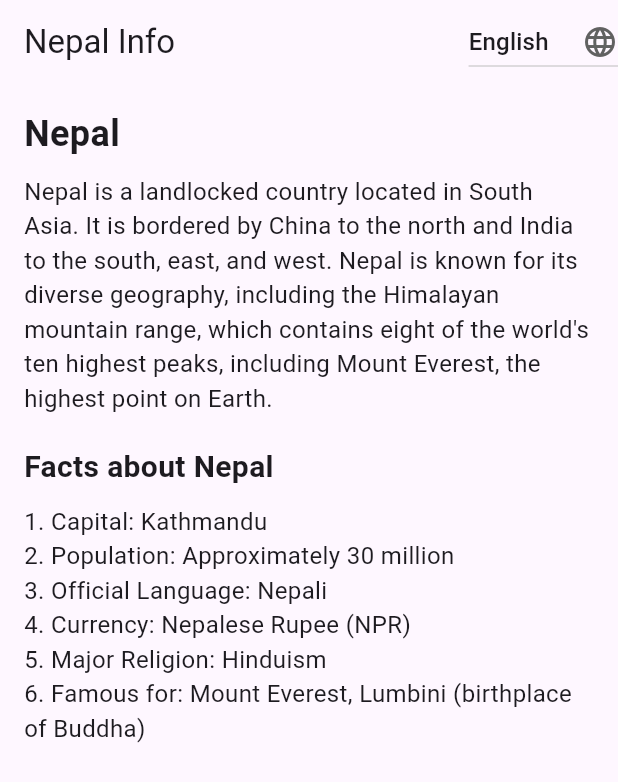
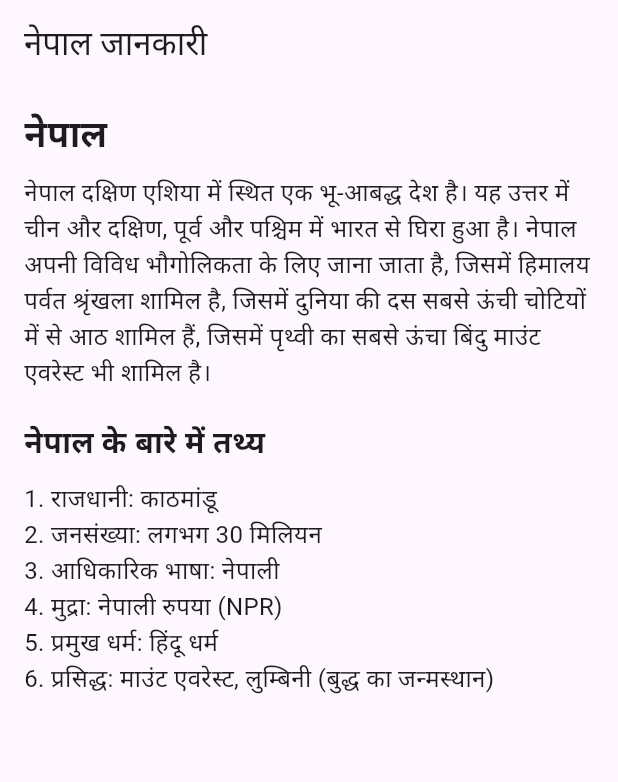
Before and after one commit to codersantoshadhikari/Localization-MultiLanguage, a Flutter app: the screen it shows after launch, on a phone screen of 412 x 824 dp. Shown: the top 782 px of the screen. Run offline on Flutter 3.47's test engine with Material 3 defaults, Android fonts, the phone set to English and light mode, and no system bars; our stand-ins replace i18n_extension.

Commit message:
Problem solved

```diff
--- /dev/null
+++ b/lib/core/language.i18n.dart
@@ -0,0 +1,54 @@
+import 'package:i18n_extension/i18n_extension.dart';
+
+extension Localization on String {
+  static final _t = Translations.byText('en_us') +
+      {
+        "en_us": "Nepal Info",
+        "hi_in": "नेपाल जानकारी",
+        "es_es": "Información de Nepal",
+        "ja_jp": "ネパール情報",
+        "pt_pt": "Informações do Nepal",
+
+      }
+  +
+  {
+    "en_us": "Nepal",
+    "hi_in": "नेपाल",
+    "es_es": "Nepal",
+    "ja_jp": "ネパール",
+    "pt_pt": "Nepal",
+  } +
+  {
+   "en_us":
+        "Nepal is a landlocked country located in South Asia. It is bordered by China to the north and India to the south, east, and west. Nepal is known for its diverse geography, including the Himalayan mountain range, which contains eight of the world's ten highest peaks, including Mount Everest, the highest point on Earth.",
+    "hi_in":
+        "नेपाल दक्षिण एशिया में स्थित एक भू-आबद्ध देश है। यह उत्तर में चीन और दक्षिण, पूर्व और पश्चिम में भारत से घिरा हुआ है। नेपाल अपनी विविध भौगोलिकता के लिए जाना जाता है, जिसमें हिमालय पर्वत श्रृंखला शामिल है, जिसमें दुनिया की दस सबसे ऊंची चोटियों में से आठ शामिल हैं, जिसमें पृथ्वी का सबसे ऊंचा बिंदु माउंट एवरेस्ट भी शामिल है।",
+    "es_es":
+        "Nepal es un país sin salida al mar ubicado en el sur de Asia. Limita con China al norte y con India al sur, este y oeste. Nepal es conocido por su geografía diversa, que incluye la cordillera del Himalaya, que contiene ocho de los diez picos más altos del mundo, incluido el Monte Everest, el punto más alto de la Tierra.",
+    "ja_jp":
+        "ネパールは南アジアに位置する内陸国です。北は中国、南、東、西はインドと接しています。ネパールは多様な地理で知られており、世界の10の最高峰のうち8つを含むヒマラヤ山脈があります。その中には地球上で最も高い地点であるエベレスト山も含まれています。",
+     "pt_pt":
+        "O Nepal é um país sem litoral localizado no sul da Ásia. Faz fronteira com a China ao norte e com a Índia ao sul, leste e oeste. O Nepal é conhecido por sua geografia diversificada, incluindo a cordilheira do Himalaia, que contém oito dos dez picos mais altos do mundo, incluindo o Monte Everest, o ponto mais alto da Terra.",
+  } +
+  {
+    "en_us": "Facts about Nepal",
+    "hi_in": "नेपाल के बारे में तथ्य",
+    "es_es": "Datos sobre Nepal",
+    "ja_jp": "ネパールについての事実",
+    "pt_pt": "Fatos sobre o Nepal",
+  } +
+  {
+    "en_us":
+        "1. Capital: Kathmandu\n2. Population: Approximately 30 million\n3. Official Language: Nepali\n4. Currency: Nepalese Rupee (NPR)\n5. Major Religion: Hinduism\n6. Famous for: Mount Everest, Lumbini (birthplace of Buddha)",
+    "hi_in":
+        "1. राजधानी: काठमांडू\n2. जनसंख्या: लगभग 30 मिलियन\n3. आधिकारिक भाषा: नेपाली\n4. मुद्रा: नेपाली रुपया (NPR)\n5. प्रमुख धर्म: हिंदू धर्म\n6. प्रसिद्ध: माउंट एवरेस्ट, लुम्बिनी (बुद्ध का जन्मस्थान)",
+    "es_es":
+        "1. Capital: Katmandú\n2. Población: Aproximadamente 30 millones\n3. Idioma oficial: nepalí\n4. Moneda: Rupia nepalí (NPR)\n5. Religión principal: Hinduismo\n6. Famoso por: Monte Everest, Lumbini (lugar de nacimiento de Buda)",
+    "ja_jp":
+        "1. 首都: カトマンズ\n2. 人口: 約3000万人\n3. 公用語: ネパール語\n4. 通貨: ネパールルピー（NPR）\n5. 主要宗教: ヒンドゥー教\n6. 有名: エベレスト山、ルンビニ（仏陀の生誕地）",
+    "pt_pt":
+        "1. Capital: Catmandu\n2. População: Aproximadamente 30 milhões\n3. Idioma oficial: Nepali\n4. Moeda: Rúpia nepalesa (NPR)\n5. Principal religião: Hinduísmo\n6. Famoso por: Monte Everest, Lumbini (local de nascimento de Buda)",
+  };
+
+  String get i18n => localize(this, _t);
+}
--- a/lib/home_screen.dart
+++ b/lib/home_screen.dart
@@ -1,5 +1,5 @@
 import 'package:flutter/material.dart';
-import 'package:i18n_extension/default.i18n.dart';
+import 'package:myapp/core/language.i18n.dart';
 
 import 'main.dart';
 
@@ -17,7 +17,7 @@ class MyHomePageState extends State<MyHomePage> {
     setState(() {
       _locale = locale;
       // Change the app locale
-      MyApp.setLocale(context, _locale);
+      // MyApp.setLocale(context, _locale);
     });
   }
 
@@ -26,39 +26,39 @@ class MyHomePageState extends State<MyHomePage> {
     return Scaffold(
       appBar: AppBar(
         title: Text('Nepal Info'.i18n),
-        actions: [
-          DropdownButton<Locale>(
-            value: _locale,
-            icon: const Icon(Icons.language),
-            onChanged: (Locale? newLocale) {
-              if (newLocale != null) {
-                _changeLanguage(newLocale);
-              }
-            },
-            items: const [
-              DropdownMenuItem(
-                value: Locale('en', 'US'),
-                child: Text('English'),
-              ),
-              DropdownMenuItem(
-                value: Locale('hi', 'IN'),
-                child: Text('हिंदी'),
-              ),
-              DropdownMenuItem(
-                value: Locale('es', 'ES'),
-                child: Text('Español'),
-              ),
-              DropdownMenuItem(
-                value: Locale('ja', 'JP'),
-                child: Text('日本語'),
-              ),
-              DropdownMenuItem(
-                value: Locale('pt', 'PT'),
-                child: Text('Português'),
-              ),
-            ],
-          ),
-        ],
+        // actions: [
+        //   DropdownButton<Locale>(
+        //     value: _locale,
+        //     icon: const Icon(Icons.language),
+        //     onChanged: (Locale? newLocale) {
+        //       if (newLocale != null) {
+        //         _changeLanguage(newLocale);
+        //       }
+        //     },
+        //     items: const [
+        //       DropdownMenuItem(
+        //         value: Locale('en', 'US'),
+        //         child: Text('English'),
+        //       ),
+        //       DropdownMenuItem(
+        //         value: Locale('hi', 'IN'),
+        //         child: Text('हिंदी'),
+        //       ),
+        //       DropdownMenuItem(
+        //         value: Locale('es', 'ES'),
+        //         child: Text('Español'),
+        //       ),
+        //       DropdownMenuItem(
+        //         value: Locale('ja', 'JP'),
+        //         child: Text('日本語'),
+        //       ),
+        //       DropdownMenuItem(
+        //         value: Locale('pt', 'PT'),
+        //         child: Text('Português'),
+        //       ),
+        //     ],
+        //   ),
+        // ],
       ),
       body: ListView(
         padding: const EdgeInsets.all(16.0),
--- a/lib/generated/l10n.dart
+++ b/lib/language.i18n.dart
@@ -1,7 +1,8 @@
 import 'package:i18n_extension/i18n_extension.dart';
 
 extension Localization on String {
-  static final _t = Translations.byLocale("en_US") +
+  static final _t = Translations.byText('en_us') +
+
       {
         "en_US": "Nepal Info",
         "hi_IN": "नेपाल जानकारी",
--- a/lib/main.dart
+++ b/lib/main.dart
@@ -1,50 +1,33 @@
 import 'package:flutter/material.dart';
 import 'package:flutter_localizations/flutter_localizations.dart';
+import 'package:i18n_extension/i18n_extension.dart';
 import 'home_screen.dart';
 
 void main() {
-  runApp(const MyApp());
+  runApp(I18n(initialLocale: const Locale('hi', 'IN'), child: const MyApp()));
 }
 
-class MyApp extends StatefulWidget {
+class MyApp extends StatelessWidget {
   const MyApp({super.key});
-
-  static void setLocale(BuildContext context, Locale newLocale) {
-    _MyAppState? state = context.findAncestorStateOfType<_MyAppState>();
-    state?.setLocale(newLocale);
-  }
-
-  @override
-  _MyAppState createState() => _MyAppState();
-}
-
-class _MyAppState extends State<MyApp> {
-  Locale _locale = const Locale('en', 'US');
-
-  void setLocale(Locale locale) {
-    setState(() {
-      _locale = locale;
-    });
-  }
 
   @override
   Widget build(BuildContext context) {
-    return MaterialApp(
-      title: 'Nepal Info',
-      locale: _locale,
-      supportedLocales: const [
+    return const MaterialApp(
+      debugShowCheckedModeBanner: false,
+      title: "Localization",
+      localizationsDelegates: [
+        GlobalMaterialLocalizations.delegate,
+        GlobalWidgetsLocalizations.delegate,
+        GlobalCupertinoLocalizations.delegate,
+      ],
+      supportedLocales: [
         Locale('en', 'US'),
         Locale('hi', 'IN'),
         Locale('es', 'ES'),
         Locale('ja', 'JP'),
         Locale('pt', 'PT'),
       ],
-      localizationsDelegates: const [
-        GlobalMaterialLocalizations.delegate,
-        GlobalWidgetsLocalizations.delegate,
-        GlobalCupertinoLocalizations.delegate,
-      ],
-      home: const MyHomePage(),
+      home: MyHomePage(),
     );
   }
 }
```
